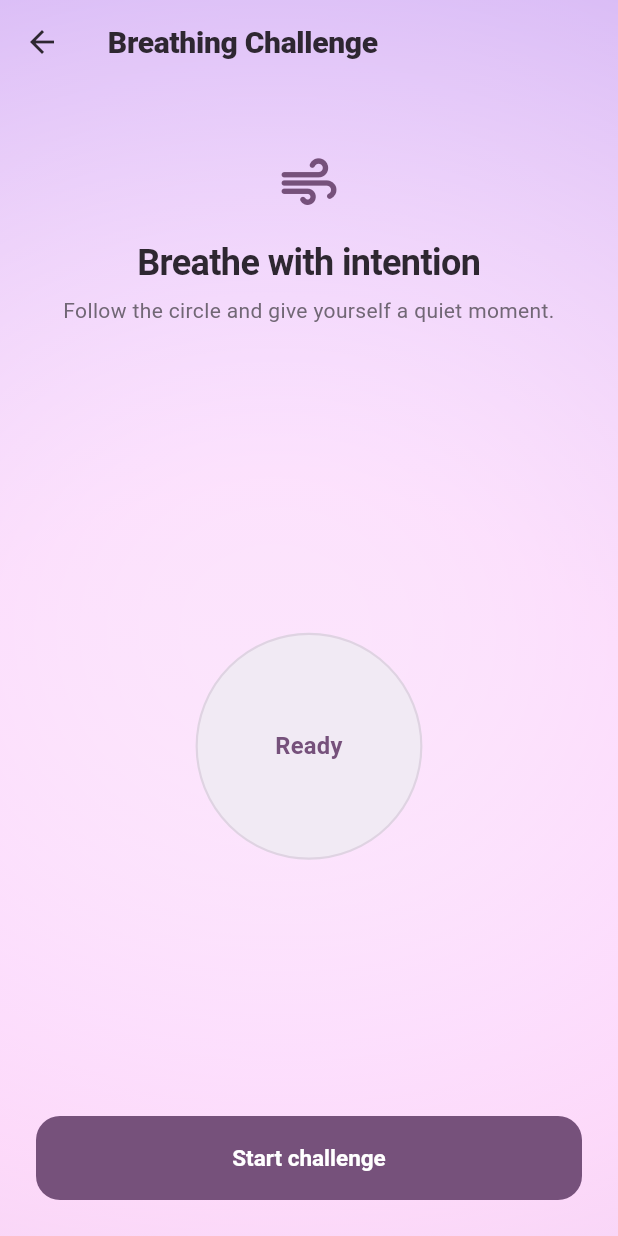
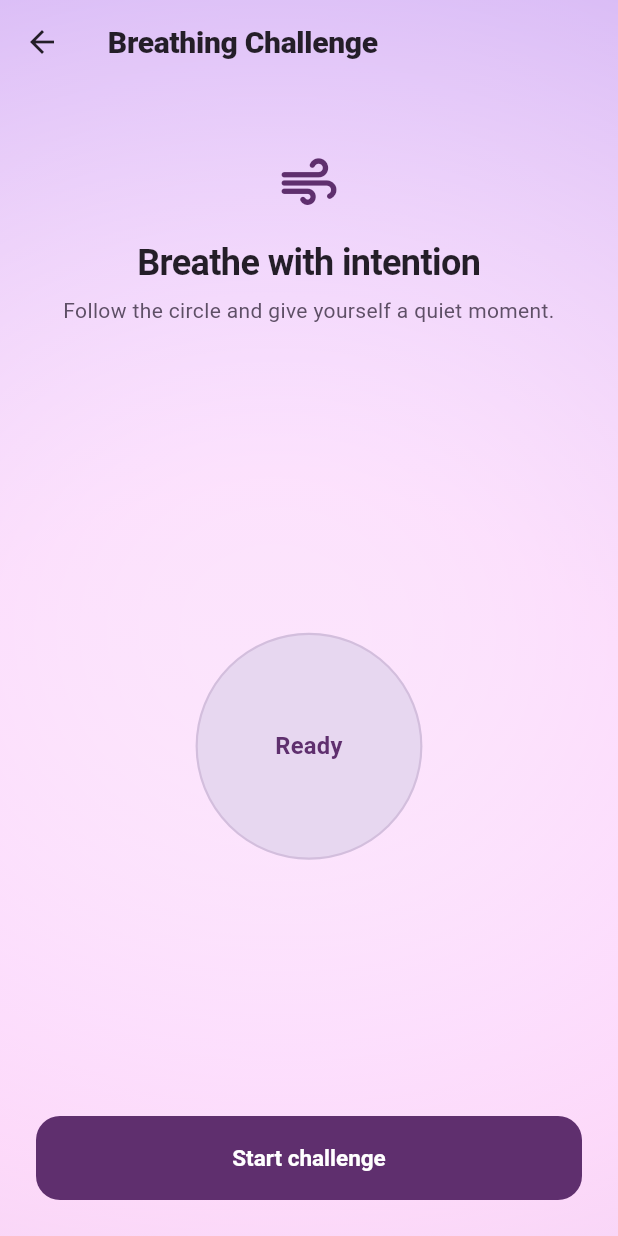
Before and after one commit to raashikapadia/SheZenharmony--Railway, a Flutter app: the BreathingGameScreen screen opened directly, on a phone screen of 412 x 824 dp. Run offline on Flutter 3.47's test engine with Material 3 defaults, Android fonts, the phone set to English and light mode, and no system bars; our stand-ins replace flutter_secure_storage, webview_flutter, youtube_player_iframe; missing offline and left inert: webview_flutter_android, webview_flutter_wkwebview; accounts and stored records are empty.

Commit message:
Deepen the palette and lock it to AA contrast
The colours were pale enough that the tints read as off-white and the
rose failed AA on body text. Every hue keeps its identity — plum, rose,
sage, gold — but saturated and deepened so the tints read as real colour
and the brand carries.

No layout, spacing, sizing or structure changed; this is colour only.

Measured before and after, on the surfaces text actually lands on:

  ink on surface        14.21 -> 15.97
  muted on surface       5.29 ->  7.40
  primary on surface     6.38 ->  9.73
  secondary on surface   3.73 ->  6.25   (was AA-large only)
  white on primary       6.49 ->  9.91

Also fixes three hard-coded copies of the old palette in the
questionnaire screen, which would have mismatched everything else, and
deepens the two brand gradients and the tertiary green to match.

The new test measures every pair the app puts text on and fails below
4.5:1, naming the ratio. Bolder is only worth having if it stays
readable, and a wellbeing app is the wrong place to trade legibility
for mood.

Co-Authored-By: Claude Opus 5 <noreply@anthropic.com>

```diff
--- a/frontend/lib/core/theme/app_theme.dart
+++ b/frontend/lib/core/theme/app_theme.dart
@@ -5,17 +5,17 @@ import 'package:flutter/material.dart';
 String toMathBold(String text) => text;
 
 abstract final class AppColors {
-  static const primary = Color(0xFF76517B);
-  static const secondary = Color(0xFFB56F7C);
+  static const primary = Color(0xFF5F2F6E);
+  static const secondary = Color(0xFFA03D57);
   static const background = Color(0xFFFBF8FC);
   static const surface = Color(0xFFFFFCFF);
-  static const ink = Color(0xFF2E2731);
-  static const muted = Color(0xFF716775);
-  static const outline = Color(0xFFE5DDE7);
-  static const softLavender = Color(0xFFF1EAF4);
-  static const softBlush = Color(0xFFF9EDEF);
-  static const softSage = Color(0xFFE9F2ED);
-  static const softGold = Color(0xFFFFF4DE);
+  static const ink = Color(0xFF241E28);
+  static const muted = Color(0xFF5E4F66);
+  static const outline = Color(0xFFDCC9E4);
+  static const softLavender = Color(0xFFE7D7F0);
+  static const softBlush = Color(0xFFFBD8E1);
+  static const softSage = Color(0xFFD5EADF);
+  static const softGold = Color(0xFFFFE8BA);
   static const softTeal = softSage;
   static const softPlum = softLavender;
 }
@@ -48,7 +48,7 @@ abstract final class AppTheme {
       onSecondary: Colors.white,
       secondaryContainer: AppColors.softBlush,
       onSecondaryContainer: AppColors.ink,
-      tertiary: Color(0xFF4D7563),
+      tertiary: Color(0xFF2F5C48),
       tertiaryContainer: AppColors.softSage,
       surface: AppColors.surface,
       onSurface: AppColors.ink,
--- a/frontend/lib/features/activities/presentation/wellbeing_hub_screen.dart
+++ b/frontend/lib/features/activities/presentation/wellbeing_hub_screen.dart
@@ -435,7 +435,7 @@ class _VideoHeroCard extends StatelessWidget {
             end: Alignment.bottomRight,
             // Enough saturation to read as plum and rose rather than as two
             // shades of off-white.
-            colors: [Color(0xFFE4D3EC), Color(0xFFF7DCE4), Color(0xFFFDEFDD)],
+            colors: [Color(0xFFD9BFE9), Color(0xFFF6C9D8), Color(0xFFFFE3B8)],
             stops: [0, 0.6, 1],
           ),
           border: Border.all(color: AppColors.primary.withValues(alpha: 0.1)),
--- a/frontend/lib/features/home/presentation/home_screen.dart
+++ b/frontend/lib/features/home/presentation/home_screen.dart
@@ -267,7 +267,7 @@ class _StressHero extends StatelessWidget {
       gradient: const LinearGradient(
         begin: Alignment.topLeft,
         end: Alignment.bottomRight,
-        colors: [AppColors.primary, Color(0xFF9A718F)],
+        colors: [AppColors.primary, Color(0xFF8A3A6B)],
       ),
       borderRadius: BorderRadius.circular(28),
       boxShadow: const [
```
Also changed, not shown: frontend/lib/features/assessment/presentation/questionnaire_screen.dart (+4 -3 lines), 1 other file.
